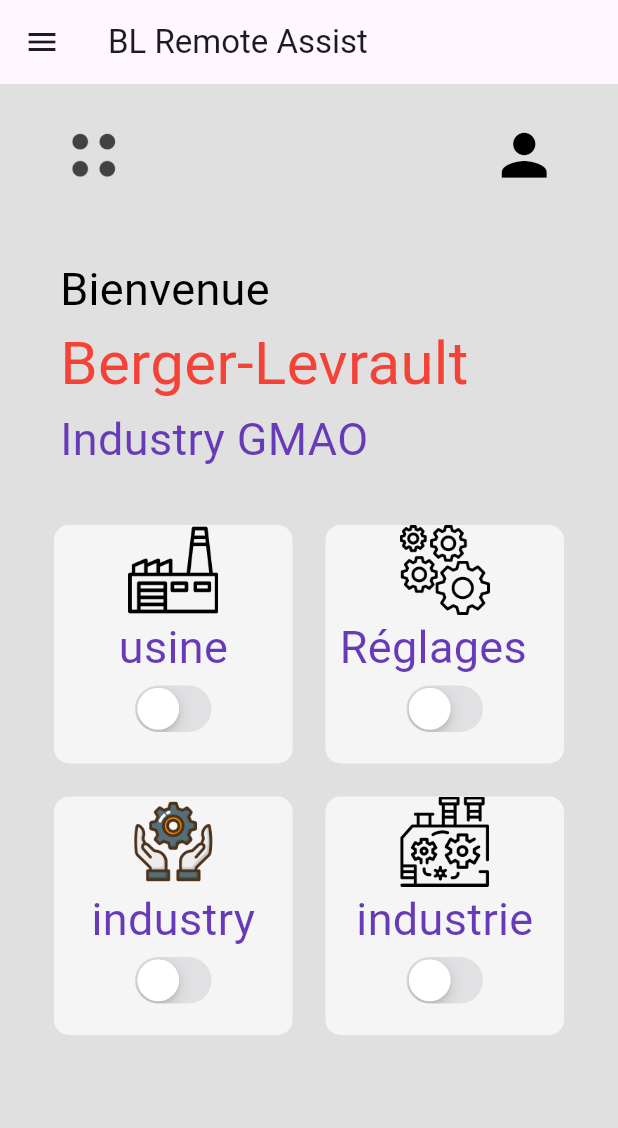
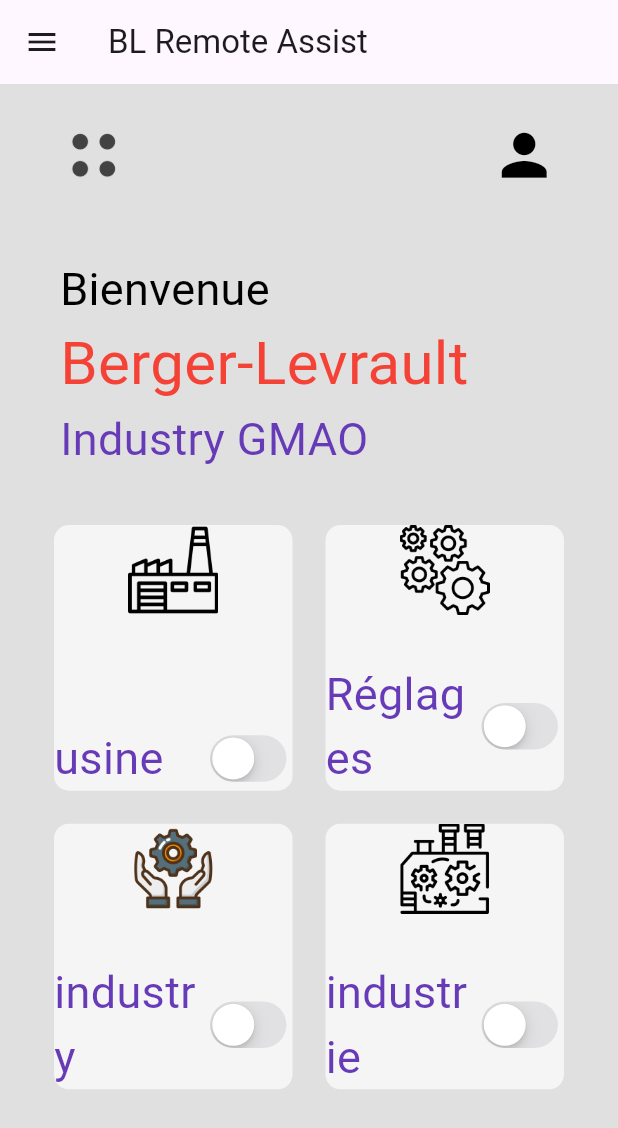
Before and after one commit to othmanetozy/WebRtc-Mobile, a Flutter app: the screen it shows after launch, on a phone screen of 412 x 824 dp. Shown: the top 1128 px of the screen. Run offline on Flutter 3.47's test engine with Material 3 defaults, Android fonts, the phone set to English and light mode, and no system bars.

Commit message:
Resize UI

```diff
--- a/lib/icons/util/Mydevice.page.dart
+++ b/lib/icons/util/Mydevice.page.dart
@@ -1,5 +1,6 @@
 import 'package:flutter/cupertino.dart';
 import 'package:flutter/material.dart';
+import 'package:flutter/widgets.dart';
 
 
 
@@ -23,7 +24,9 @@ class Mydevice extends StatelessWidget {
         decoration: BoxDecoration(color: Colors.grey[100],
           borderRadius : BorderRadius.circular(10),
         ),
+        //padding: EdgeInsets.symmetric(vertical: 1),
         child: Column(
+          mainAxisAlignment: MainAxisAlignment.spaceBetween,
           children: [
             //Icons
             Image.asset(
@@ -31,10 +34,16 @@ class Mydevice extends StatelessWidget {
             ),
 
             //name the device
-            Text(DeviceUsine),
-            CupertinoSwitch
-              (value: false,
-                onChanged: (value) {}
+
+
+            Row(
+              children: [
+                  Expanded(child: Text(DeviceUsine)),
+                  CupertinoSwitch
+                  (value: false,
+                    onChanged: (value) {}
+                ),
+              ],
             )
           ],
         ),
--- a/lib/pages/home.page.dart
+++ b/lib/pages/home.page.dart
@@ -16,7 +16,8 @@ class HomePage extends StatelessWidget {
   ];
 
   @override
-  Widget build(BuildContext context) {
+  Widget build(BuildContext context)
+  {
     return Scaffold(
       backgroundColor: Colors.grey[300],
       appBar: AppBar(title: const Text("BL Remote Assist")),
@@ -66,7 +67,8 @@ class HomePage extends StatelessWidget {
                 itemCount: myDevices.length,
                 padding: EdgeInsets.all(25),
                 gridDelegate: const SliverGridDelegateWithFixedCrossAxisCount(
-                    crossAxisCount: 2
+                    crossAxisCount: 2 ,
+                  childAspectRatio: 1/1.1
                 ),
                 itemBuilder: (context, index) {
                   // Here you should return the widget for each item in the grid
```
